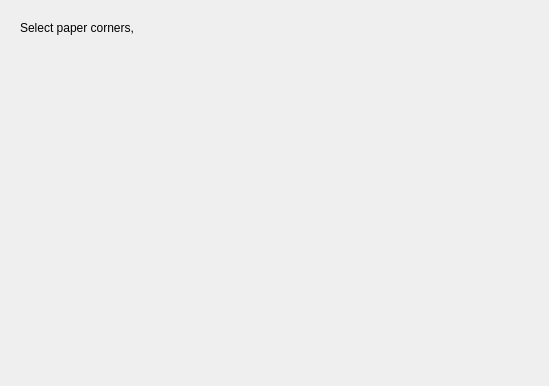
luisaras/PaperDraw, file calibrationdialog.ui: the form before one commit.
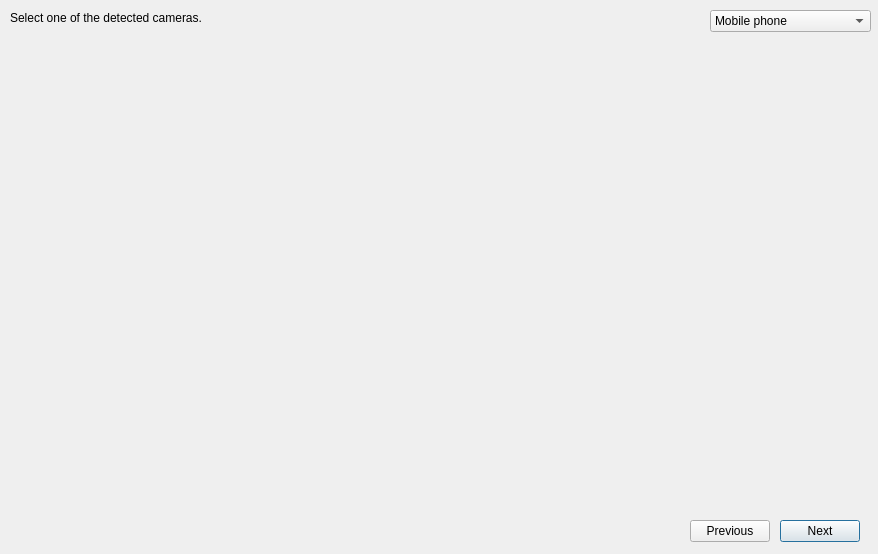
The form after the commit.

```diff
--- a/calibrationdialog.ui
+++ b/calibrationdialog.ui
@@ -6,8 +6,8 @@
    <rect>
     <x>0</x>
     <y>0</y>
-    <width>549</width>
-    <height>386</height>
+    <width>878</width>
+    <height>554</height>
    </rect>
   </property>
   <property name="windowTitle">
@@ -16,14 +16,63 @@
   <widget class="QLabel" name="label">
    <property name="geometry">
     <rect>
-     <x>20</x>
-     <y>20</y>
+     <x>10</x>
+     <y>10</y>
      <width>411</width>
      <height>16</height>
     </rect>
    </property>
    <property name="text">
-    <string>Select paper corners,</string>
+    <string>Select one of the detected cameras.</string>
+   </property>
+  </widget>
+  <widget class="QComboBox" name="comboBox">
+   <property name="geometry">
+    <rect>
+     <x>710</x>
+     <y>10</y>
+     <width>161</width>
+     <height>22</height>
+    </rect>
+   </property>
+   <item>
+    <property name="text">
+     <string>Mobile phone</string>
+    </property>
+   </item>
+   <item>
+    <property name="text">
+     <string>Webcam</string>
+    </property>
+   </item>
+  </widget>
+  <widget class="QPushButton" name="nextButton">
+   <property name="geometry">
+    <rect>
+     <x>780</x>
+     <y>520</y>
+     <width>80</width>
+     <height>22</height>
+    </rect>
+   </property>
+   <property name="text">
+    <string>Next</string>
+   </property>
+  </widget>
+  <widget class="QPushButton" name="previousButton">
+   <property name="enabled">
+    <bool>true</bool>
+   </property>
+   <property name="geometry">
+    <rect>
+     <x>690</x>
+     <y>520</y>
+     <width>80</width>
+     <height>22</height>
+    </rect>
+   </property>
+   <property name="text">
+    <string>Previous</string>
    </property>
   </widget>
  </widget>
```
